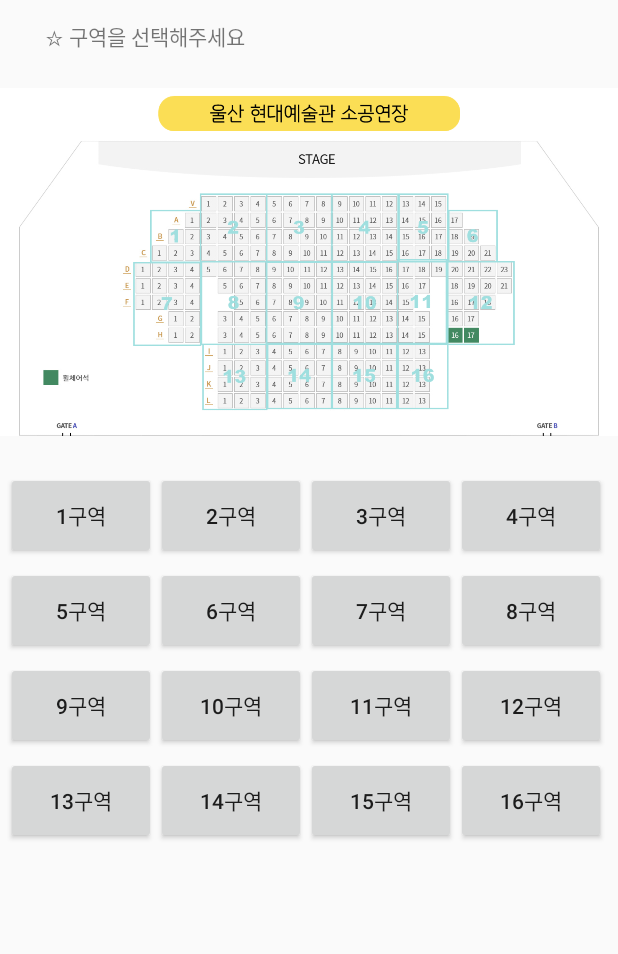
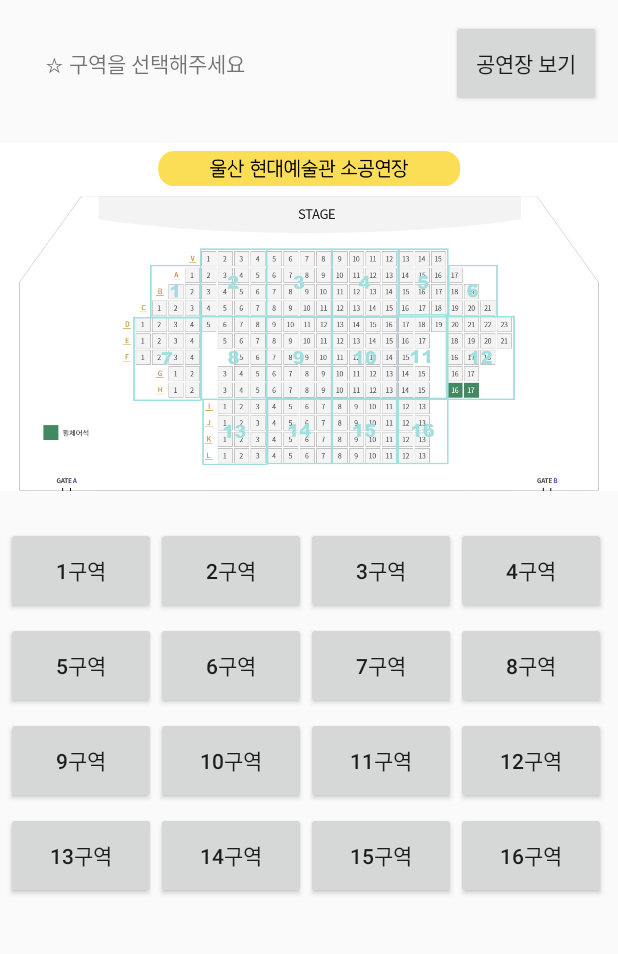
Before and after one commit to tmddus2123/SeeU, an Android app: the ConcertActivity screen opened directly, with no data from a screen before it, on a phone screen of 412 x 824 dp, the part 56-1010 px from its top. Run offline under Robolectric (Android 15) with nearby library versions, the phone set to English and light mode, and no system bars; our stand-ins replace Firebase (no records; nobody signed in at launch, a user with empty details on screens opened directly).

Commit message:
add concertActivity -> concertinfoActivity button

```diff
--- a/app/src/main/java/com/example/seeu/ConcertActivity.java
+++ b/app/src/main/java/com/example/seeu/ConcertActivity.java
@@ -34,10 +34,12 @@ public class ConcertActivity extends AppCompatActivity {
 
     Button[] btnArray = null;
     int[] count = { 0 };
+    Button Concert;
 
     protected void onCreate(Bundle savedInstanceState) {
         super.onCreate(savedInstanceState);
         setContentView(R.layout.activity_concert_chair);
+        Concert = (Button)findViewById(R.id.concert);
         btnArray = new Button[16];
         count = new int[16];
         int[] btnID = { R.id.btn1, R.id.btn2, R.id.btn3, R.id.btn4, R.id.btn5, R.id.btn6, R.id.btn7, R.id.btn8, R.id.btn9, R.id.btn10,
@@ -105,6 +107,15 @@ public class ConcertActivity extends AppCompatActivity {
             });
         }
 
+        Concert.setOnClickListener(new View.OnClickListener() {
+            @Override
+            public void onClick(View view) {
+                Intent intent = new Intent(getBaseContext(), ConcertInfoActivity.class);
+                intent.putExtra("concertName", "울산 현대예술관 소공연장");
+                startActivity(intent);
+            }
+        });
+
         /*Action Bar(Title bar) 받아와서 없애기*/
         ActionBar ab = getSupportActionBar();
         ab.hide();
--- a/app/src/main/res/layout/activity_concert_chair.xml
+++ b/app/src/main/res/layout/activity_concert_chair.xml
@@ -25,12 +25,24 @@
                 android:layout_marginBottom="13dp"
                 android:src="@drawable/small_logo">
             </ImageView>
+            <LinearLayout
+                android:layout_width="match_parent"
+                android:layout_height="wrap_content"
+                android:orientation="horizontal">
             <TextView
                 android:layout_width="wrap_content"
                 android:layout_height="wrap_content"
                 android:text="☆ 구역을 선택해주세요"
                 android:layout_marginLeft="30dp"/>
+                <Button
+                    android:layout_width="100dp"
+                    android:layout_height="58dp"
+                    android:layout_marginLeft="137dp"
+                    android:text="공연장 보기"
+                    android:id = "@+id/concert">
 
+                </Button>
+            </LinearLayout>
             <ImageView
                 android:layout_width="match_parent"
                 android:layout_height="280dp"
```
Also changed, not shown: app/src/main/java/com/example/seeu/ConcertInfoActivity.java (+0 -29 lines).
